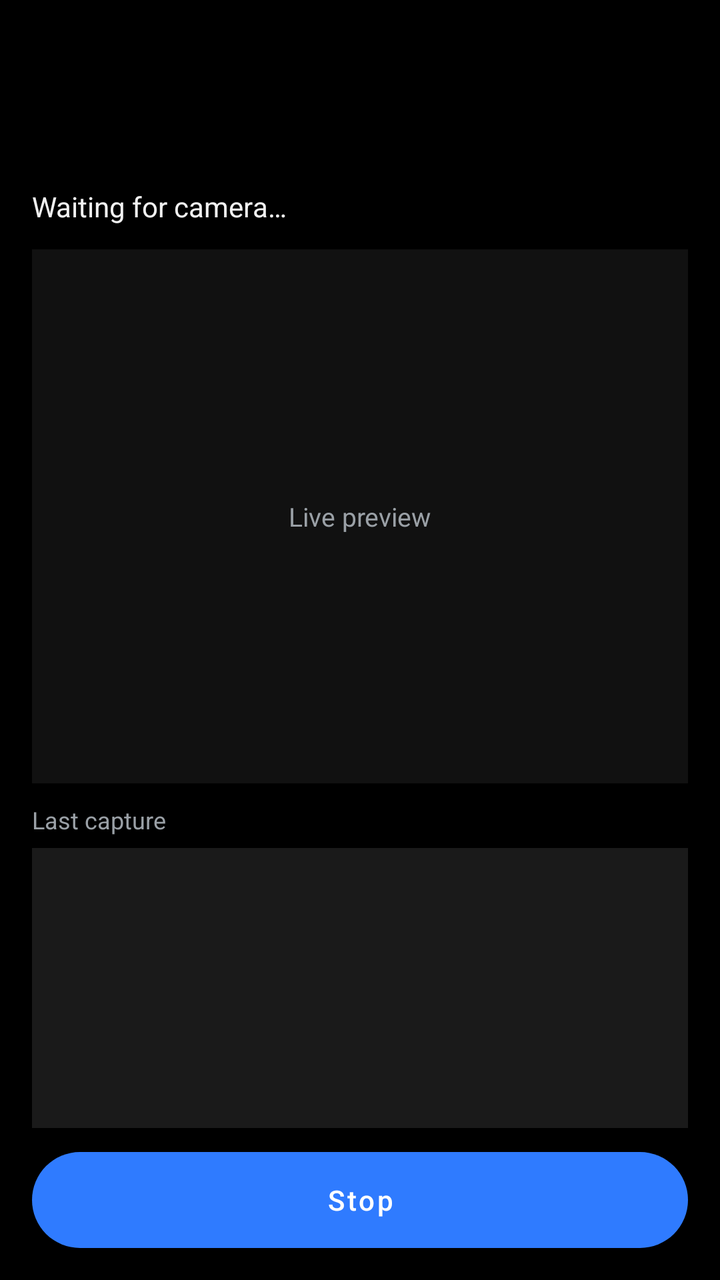
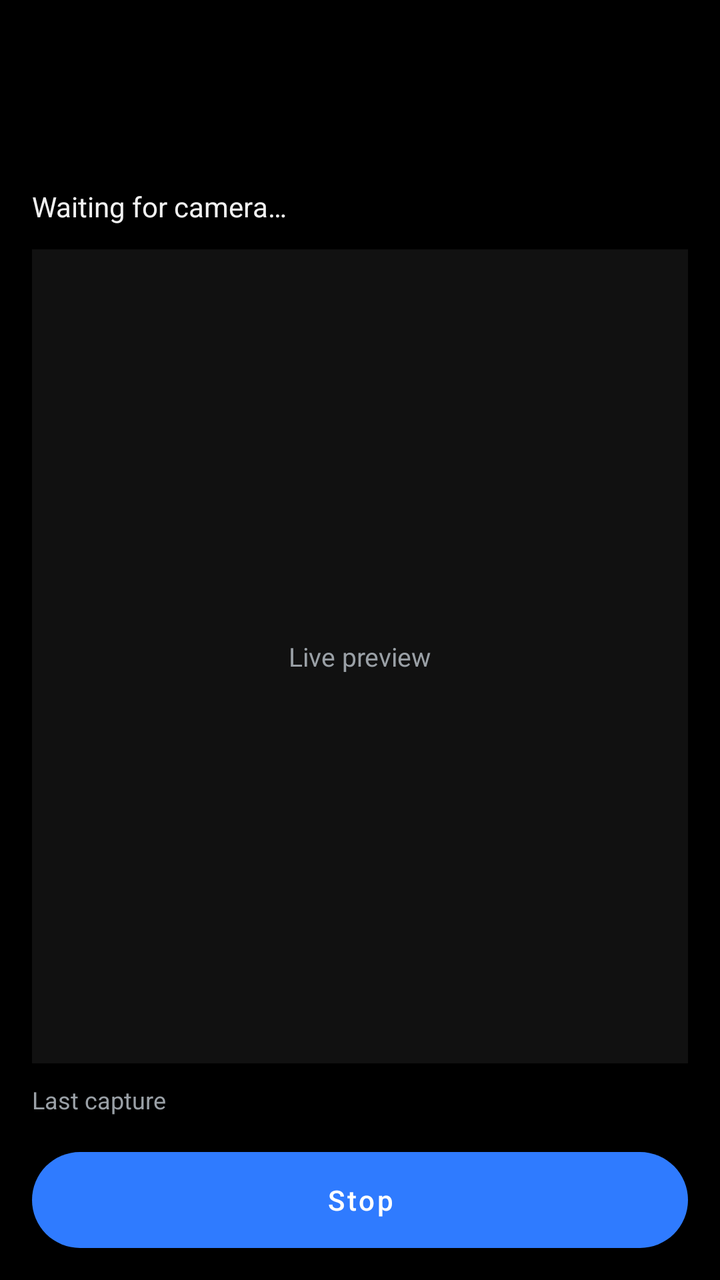

Compare the two renders of this Android layout. The source of the first and the diff that turns it into the second are given below.
<!-- AndroidManifest.xml: application theme Theme.DeviceTesting -->
<!-- res/layout/screen_run.xml -->
<?xml version="1.0" encoding="utf-8"?>
<LinearLayout xmlns:android="http://schemas.android.com/apk/res/android"
    android:layout_width="match_parent"
    android:layout_height="match_parent"
    android:background="@color/page"
    android:orientation="vertical"
    android:padding="16dp">

    <TextView
        android:id="@+id/run_progress"
        android:layout_width="match_parent"
        android:layout_height="wrap_content"
        android:textColor="@color/brand"
        android:textSize="16sp"
        android:textStyle="bold" />

    <TextView
        android:id="@+id/run_case"
        android:layout_width="match_parent"
        android:layout_height="wrap_content"
        android:layout_marginTop="4dp"
        android:textColor="@color/ink"
        android:textSize="18sp"
        android:textStyle="bold" />

    <TextView
        android:id="@+id/run_detail"
        android:layout_width="match_parent"
        android:layout_height="wrap_content"
        android:layout_marginTop="2dp"
        android:textColor="@color/muted"
        android:textSize="13sp" />

    <TextView
        android:id="@+id/run_status"
        android:layout_width="match_parent"
        android:layout_height="wrap_content"
        android:layout_marginTop="8dp"
        android:text="Waiting for camera…"
        android:textColor="@color/ink"
        android:textSize="14sp" />

    <FrameLayout
        android:layout_width="match_parent"
        android:layout_height="0dp"
        android:layout_marginTop="12dp"
        android:layout_weight="1"
        android:background="#111111">

        <TextureView
            android:id="@+id/run_preview"
            android:layout_width="match_parent"
            android:layout_height="match_parent" />

        <TextView
            android:id="@+id/run_preview_hint"
            android:layout_width="wrap_content"
            android:layout_height="wrap_content"
            android:layout_gravity="center"
            android:text="Live preview"
            android:textColor="@color/muted"
            android:textSize="13sp" />
    </FrameLayout>

    <TextView
        android:layout_width="match_parent"
        android:layout_height="wrap_content"
        android:layout_marginTop="10dp"
        android:text="Last capture"
        android:textColor="@color/muted"
        android:textSize="12sp" />

    <ImageView
        android:id="@+id/run_last_shot"
        android:layout_width="match_parent"
        android:layout_height="140dp"
        android:layout_marginTop="6dp"
        android:background="#1A1A1A"
        android:contentDescription="Last captured photo"
        android:scaleType="centerCrop" />

    <Button
        android:id="@+id/run_stop"
        android:layout_width="match_parent"
        android:layout_height="wrap_content"
        android:layout_marginTop="12dp"
        android:background="@drawable/bg_test_all"
        android:text="Stop"
        android:textAllCaps="false"
        android:textColor="#FFFFFF" />
</LinearLayout>
<!-- resources referenced by this layout -->
<resources>
  <color name="brand">#2F7BFF</color>
  <color name="ink">#F2F2F2</color>
  <color name="muted">#9AA0A6</color>
  <color name="page">#000000</color>
  <!-- drawable bg_test_all (drawable) -->
  <?xml version="1.0" encoding="utf-8"?>
  <selector xmlns:android="http://schemas.android.com/apk/res/android">
      <item android:state_pressed="true">
          <shape android:shape="rectangle">
              <solid android:color="@color/brand_pressed" />
              <corners android:radius="28dp" />
          </shape>
      </item>
      <item>
          <shape android:shape="rectangle">
              <solid android:color="@color/brand" />
              <corners android:radius="28dp" />
          </shape>
      </item>
  </selector>
  <style name="Theme.DeviceTesting" parent="Theme.MaterialComponents.DayNight.NoActionBar">
          <item name="colorPrimary">@color/brand</item>
          <item name="colorPrimaryVariant">@color/brand_pressed</item>
          <item name="colorOnPrimary">#FFFFFF</item>
          <item name="android:statusBarColor">@color/page</item>
          <item name="android:navigationBarColor">@color/page</item>
          <item name="android:windowBackground">@color/page</item>
          <item name="android:textColor">@color/ink</item>
          <item name="android:windowLightStatusBar">false</item>
      </style>
  <color name="brand_pressed">#1F63D8</color>
</resources>

<!-- the commit's change to res/layout/screen_run.xml (unified diff, before → after) -->
@@ -73,11 +73,41 @@
     <ImageView
         android:id="@+id/run_last_shot"
         android:layout_width="match_parent"
-        android:layout_height="140dp"
+        android:layout_height="wrap_content"
         android:layout_marginTop="6dp"
-        android:background="#1A1A1A"
+        android:adjustViewBounds="true"
         android:contentDescription="Last captured photo"
-        android:scaleType="centerCrop" />
+        android:scaleType="fitCenter" />
+
+    <LinearLayout
+        android:id="@+id/run_choice"
+        android:layout_width="match_parent"
+        android:layout_height="wrap_content"
+        android:layout_marginTop="12dp"
+        android:orientation="horizontal"
+        android:visibility="gone">
+
+        <Button
+            android:id="@+id/run_fail"
+            android:layout_width="0dp"
+            android:layout_height="wrap_content"
+            android:layout_marginEnd="8dp"
+            android:layout_weight="1"
+            android:background="@drawable/bg_suite_idle"
+            android:text="Fail"
+            android:textAllCaps="false"
+            android:textColor="@color/ink" />
+
+        <Button
+            android:id="@+id/run_pass"
+            android:layout_width="0dp"
+            android:layout_height="wrap_content"
+            android:layout_weight="1"
+            android:background="@drawable/bg_test_all"
+            android:text="Pass"
+            android:textAllCaps="false"
+            android:textColor="#FFFFFF" />
+    </LinearLayout>
 
     <Button
         android:id="@+id/run_stop"
<!-- resource entries referenced after the edit -->
@@ -4,6 +4,12 @@
   <color name="ink">#F2F2F2</color>
   <color name="muted">#9AA0A6</color>
   <color name="page">#000000</color>
+  <!-- drawable bg_suite_idle (drawable) -->
+  <?xml version="1.0" encoding="utf-8"?>
+  <shape xmlns:android="http://schemas.android.com/apk/res/android" android:shape="rectangle">
+      <solid android:color="#2C2C2E" />
+      <corners android:radius="20dp" />
+  </shape>
   <!-- drawable bg_test_all (drawable) -->
   <?xml version="1.0" encoding="utf-8"?>
   <selector xmlns:android="http://schemas.android.com/apk/res/android">
